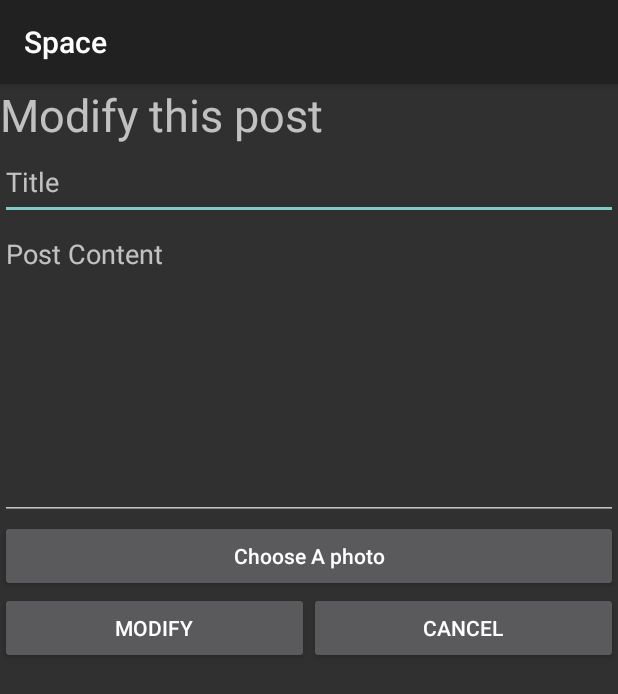
After one commit to UnicornJin/SpaceApp, an Android app: the ModifyPost screen opened directly, with no data from a screen before it, on a phone screen of 412 x 824 dp. The commit adds this screen. Shown: the top 694 px of the screen. Run offline under Robolectric (Android 15) with nearby library versions, the phone set to English and light mode, and no system bars; 1 statement that could not run was skipped.

Commit message:
Post mine and plaza divided

```diff
--- a/app/build.gradle
+++ b/app/build.gradle
@@ -41,6 +41,8 @@ dependencies {
     implementation 'com.google.firebase:firebase-auth:19.3.1'
     implementation 'com.google.firebase:firebase-firestore:17.1.2'
 
+    implementation 'com.google.android.gms:play-services-auth:18.0.0'
+
     implementation 'androidx.swiperefreshlayout:swiperefreshlayout:1.0.0'
 
     implementation 'com.github.HuanTanSheng:EasyPhotos:3.0.6'
--- /dev/null
+++ b/app/src/main/java/com/spaceapp/space/post/ModifyPost.java
@@ -0,0 +1,61 @@
+package com.spaceapp.space.post;
+
+import androidx.appcompat.app.AppCompatActivity;
+
+import android.content.Intent;
+import android.net.Uri;
+import android.os.Bundle;
+import android.view.View;
+import android.widget.Button;
+import android.widget.EditText;
+import android.widget.ImageView;
+
+import com.spaceapp.space.R;
+
+public class ModifyPost extends AppCompatActivity {
+
+    private EditText modTitle;
+    private EditText modContent;
+    private Button modPhoto;
+    private Button mod;
+    private Button cancel;
+    private ImageView imageChosen;
+
+    @Override
+    protected void onCreate(Bundle savedInstanceState) {
+        super.onCreate(savedInstanceState);
+        setContentView(R.layout.activity_modify_post);
+
+        this.modTitle = (EditText) findViewById(R.id.mod_post_title);
+        this.modContent = (EditText) findViewById(R.id.mod_post_content);
+        this.modPhoto = (Button) findViewById(R.id.mod_post_photo);
+        this.mod = (Button) findViewById(R.id.mod_post);
+        this.cancel = (Button) findViewById(R.id.mod_cancel);
+        this.imageChosen = (ImageView) findViewById(R.id.mod_post_chosen_image);
+
+        Intent intent = getIntent();
+        modTitle.setText(intent.getStringExtra("post_title"));
+        modContent.setText(intent.getStringExtra("post_content"));
+        imageChosen.setImageURI(Uri.parse(intent.getStringExtra("post_image")));
+
+        this.modPhoto.setOnClickListener(new View.OnClickListener() {
+            @Override
+            public void onClick(View v) {
+
+            }
+        });
+        this.mod.setOnClickListener(new View.OnClickListener() {
+            @Override
+            public void onClick(View v) {
+
+            }
+        });
+        this.cancel.setOnClickListener(new View.OnClickListener() {
+            @Override
+            public void onClick(View v) {
+                onBackPressed();
+            }
+        });
+
+    }
+}
--- /dev/null
+++ b/app/src/main/res/layout/activity_modify_post.xml
@@ -0,0 +1,77 @@
+<?xml version="1.0" encoding="utf-8"?>
+<androidx.constraintlayout.widget.ConstraintLayout xmlns:android="http://schemas.android.com/apk/res/android"
+    xmlns:app="http://schemas.android.com/apk/res-auto"
+    xmlns:tools="http://schemas.android.com/tools"
+    android:layout_width="match_parent"
+    android:layout_height="match_parent"
+    tools:context=".post.ModifyPost">
+
+    <TextView
+        android:id="@+id/mod_post_page"
+        android:layout_width="wrap_content"
+        android:layout_height="wrap_content"
+        android:text="Modify this post"
+        android:textSize="30dp"
+        app:layout_constraintStart_toStartOf="parent"
+        app:layout_constraintTop_toTopOf="parent" />
+
+    <ImageView
+        android:id="@+id/mod_post_chosen_image"
+        android:layout_width="match_parent"
+        android:layout_height="200dp"
+        app:layout_constraintEnd_toEndOf="parent"
+        app:layout_constraintStart_toStartOf="parent"
+        app:layout_constraintTop_toBottomOf="@+id/mod_post" />
+
+    <EditText
+        android:id="@+id/mod_post_title"
+        android:layout_width="match_parent"
+        android:layout_height="50dp"
+        android:hint="Title"
+        android:maxLines="1"
+        app:layout_constraintEnd_toEndOf="parent"
+        app:layout_constraintStart_toStartOf="parent"
+        app:layout_constraintTop_toBottomOf="@+id/mod_post_page"
+        />
+
+    <EditText
+        android:id="@+id/mod_post_content"
+        android:layout_width="match_parent"
+        android:layout_height="200dp"
+        android:hint="Post Content"
+        android:maxLines="6"
+        android:gravity="top"
+        android:inputType="textMultiLine"
+        app:layout_constraintEnd_toEndOf="parent"
+        app:layout_constraintStart_toStartOf="parent"
+        app:layout_constraintTop_toBottomOf="@+id/mod_post_title" />
+
+    <Button
+        android:id="@+id/mod_post_photo"
+        android:layout_width="match_parent"
+        android:layout_height="wrap_content"
+        android:text="Choose A photo"
+        android:textAllCaps="false"
+        app:layout_constraintEnd_toEndOf="parent"
+        app:layout_constraintStart_toStartOf="parent"
+        app:layout_constraintTop_toBottomOf="@+id/mod_post_content" />
+
+    <Button
+        android:id="@+id/mod_post"
+        android:layout_width="0dp"
+        android:layout_height="wrap_content"
+        android:text="Modify"
+        app:layout_constraintStart_toStartOf="parent"
+        app:layout_constraintEnd_toStartOf="@+id/mod_cancel"
+        app:layout_constraintTop_toBottomOf="@+id/mod_post_photo" />
+
+    <Button
+        android:id="@+id/mod_cancel"
+        android:layout_width="0dp"
+        android:layout_height="wrap_content"
+        android:text="cancel"
+        app:layout_constraintEnd_toEndOf="parent"
+        app:layout_constraintStart_toEndOf="@+id/mod_post"
+        app:layout_constraintTop_toBottomOf="@+id/mod_post_photo" />
+
+</androidx.constraintlayout.widget.ConstraintLayout>
--- a/app/src/main/res/values/strings.xml
+++ b/app/src/main/res/values/strings.xml
@@ -3,4 +3,5 @@
     <string name="title_message">Message</string>
     <string name="title_plaza">Plaza</string>
     <string name="title_mine">Mine</string>
+    <string name="google_key">226047057-rqrat8dcv0e7mtlkl7g2n31j38il7hbu.apps.googleusercontent.com</string>
 </resources>
```
Also changed, not shown: app/src/main/AndroidManifest.xml (+7 -4 lines), app/src/main/java/com/spaceapp/space/MainActivity.java (+46 -3 lines), app/src/main/java/com/spaceapp/space/account/Contact.java (+19 -0 lines), app/src/main/java/com/spaceapp/space/account/LogIn.java (+61 -0 lines), app/src/main/java/com/spaceapp/space/post/Post.java (+39 -0 lines), app/src/main/java/com/spaceapp/space/post/PostMineAdapter.java (added, +91 -0 lines), app/src/main/java/com/spaceapp/space/post/PostPlazaAdapter.java (renamed from app/src/main/java/com/spaceapp/space/post/PostAdapter.java, +8 -8 lines), app/src/main/java/com/spaceapp/space/ui/chatwindow/ChatWindow.java (+22 -22 lines), app/src/main/java/com/spaceapp/space/ui/message/MessageFragment.java (+40 -18 lines), app/src/main/java/com/spaceapp/space/ui/mine/MineFragment.java (+25 -18 lines), app/src/main/java/com/spaceapp/space/ui/plaza/PlazaFragment.java (+2 -6 lines), app/src/main/res/layout/activity_log_in.xml (+23 -0 lines), app/src/main/res/layout/fragment_mine.xml (+10 -0 lines), app/src/main/res/layout/layout_mine_post.xml (added, +58 -0 lines), 2 more files.
